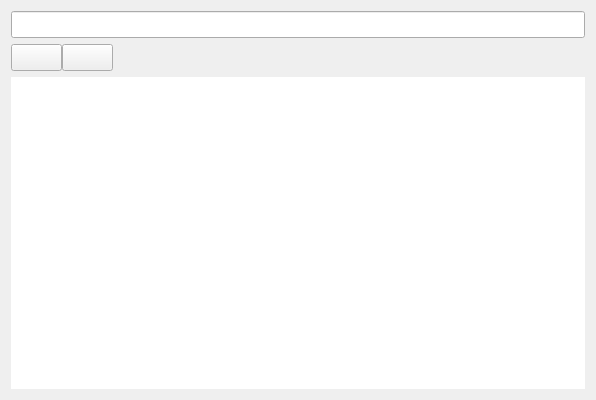
Before: the Qt Designer form FileManager.ui in nekotyan2d/FileManager, drawn with Qt 5.
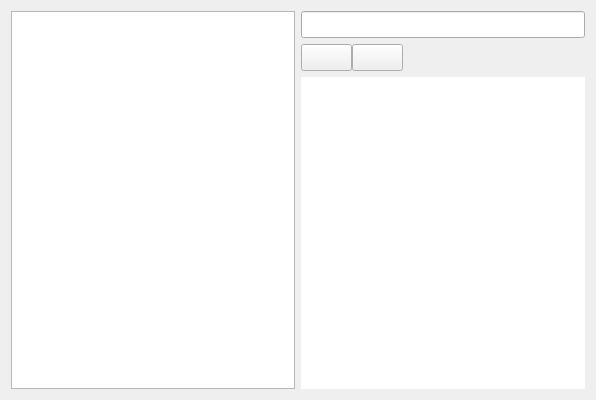
After: the same form once the commit is applied. Icons and pictures are not drawn.

Patch:
```diff
--- a/FileManager.ui
+++ b/FileManager.ui
@@ -14,7 +14,18 @@
    <string>FileManager</string>
   </property>
   <widget class="QWidget" name="centralWidget">
-   <layout class="QVBoxLayout" name="verticalLayout" stretch="0,0,0">
+   <layout class="QVBoxLayout" name="verticalLayout" stretch="0">
+    <item>
+     <layout class="QHBoxLayout" name="mainLayout">
+      <item>
+       <layout class="QVBoxLayout" name="sideBar">
+        <item>
+         <widget class="QTreeView" name="treeView"/>
+        </item>
+       </layout>
+      </item>
+      <item>
+       <layout class="QVBoxLayout" name="contentLayout">
     <item>
      <widget class="QLineEdit" name="pathLineEdit">
       <property name="font">
@@ -33,7 +44,7 @@
        <enum>QLayout::SizeConstraint::SetMinimumSize</enum>
       </property>
       <item>
-       <widget class="QPushButton" name="deleteButton">
+           <widget class="QPushButton" name="copyButton">
         <property name="sizePolicy">
          <sizepolicy hsizetype="Fixed" vsizetype="Fixed">
           <horstretch>0</horstretch>
@@ -69,7 +80,7 @@
        </widget>
       </item>
       <item>
-       <widget class="QPushButton" name="copyButton">
+           <widget class="QPushButton" name="deleteButton">
         <property name="enabled">
          <bool>true</bool>
         </property>
@@ -131,6 +142,10 @@
        <enum>QFrame::Shape::NoFrame</enum>
       </property>
      </widget>
+        </item>
+       </layout>
+      </item>
+     </layout>
     </item>
    </layout>
   </widget>
```
Lines whose indentation alone changed are shown as unchanged.
